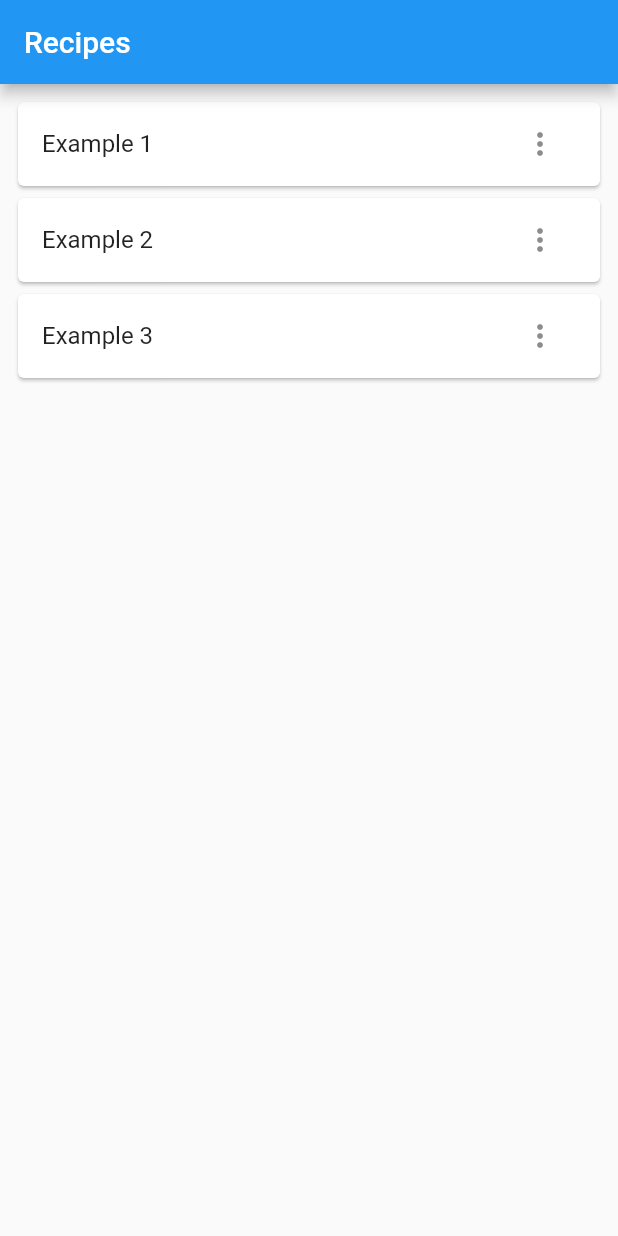
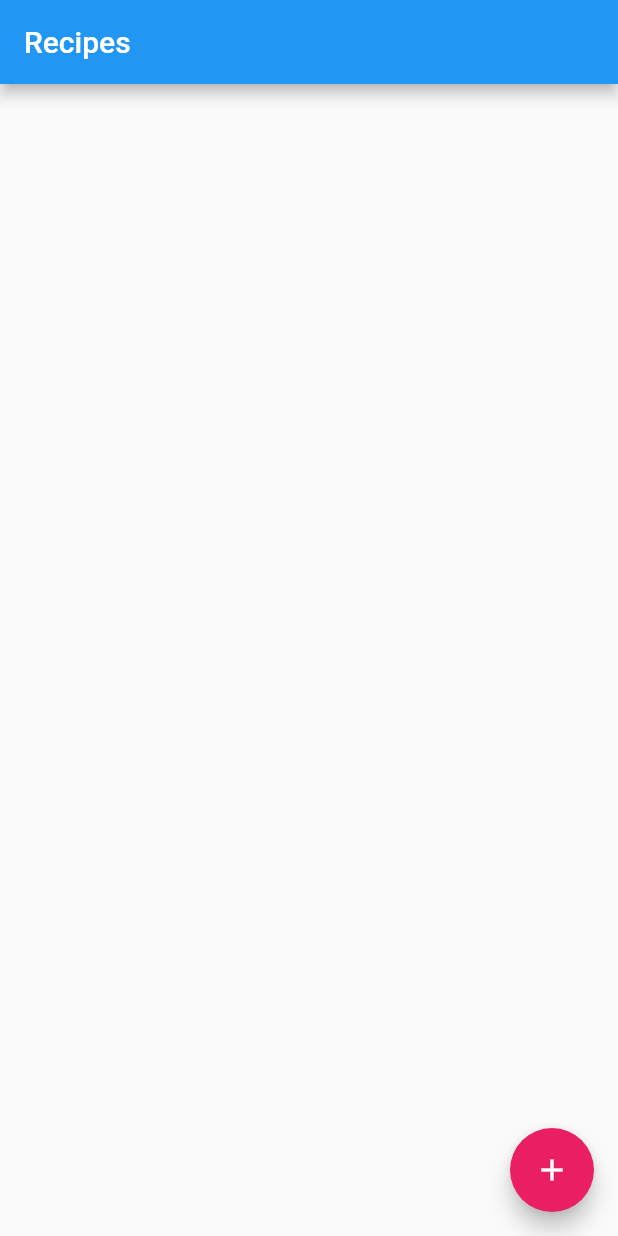
Before and after one commit to lassilaiho/recipe_manager, a Flutter app: the screen it shows after launch, on a phone screen of 412 x 824 dp. Run offline on Flutter 3.47's test engine with Material 2 defaults, Android fonts, the phone set to English and light mode, and no system bars.

Commit message:
Add support for adding recipes

```diff
--- a/lib/main.dart
+++ b/lib/main.dart
@@ -20,6 +20,7 @@ class MyApp extends StatelessWidget {
       title: 'Recipe Manager',
       theme: ThemeData(
         primarySwatch: Colors.blue,
+        accentColor: Colors.pink,
       ),
       home: RecipeView(),
     );
--- a/lib/recipe.dart
+++ b/lib/recipe.dart
@@ -11,45 +11,20 @@ class Recipe {
 
   const Recipe(
       {this.id, this.name, this.description, this.ingredients, this.steps});
+
+  Recipe withId(int value) => Recipe(
+        id: value,
+        name: name,
+        description: description,
+        ingredients: ingredients,
+        steps: steps,
+      );
 }
 
 class RecipeStore extends ChangeNotifier {
-  final _recipes = [
-    const Recipe(
-      id: 0,
-      name: 'Example 1',
-      description: 'An example recipe',
-      ingredients: [
-        'Ingredient 1',
-        'Ingredient 2',
-        'Ingredient 3',
-      ],
-      steps: 'Mix the ingredients',
-    ),
-    const Recipe(
-      id: 1,
-      name: 'Example 2',
-      description: 'An example recipe',
-      ingredients: [
-        'Ingredient 1',
-        'Ingredient 2',
-        'Ingredient 3',
-      ],
-      steps: 'Mix the ingredients',
-    ),
-    const Recipe(
-      id: 2,
-      name: 'Example 3',
-      description: 'An example recipe',
-      ingredients: [
-        'Ingredient 1',
-        'Ingredient 2',
-        'Ingredient 3',
-      ],
-      steps: 'Mix the ingredients',
-    ),
-  ];
+  final _recipes = <Recipe>[];
   final _recipesById = <int, Recipe>{};
+  var _idCounter = 0;
 
   UnmodifiableListView<Recipe> get recipes => UnmodifiableListView(_recipes);
 
@@ -71,4 +46,15 @@ class RecipeStore extends ChangeNotifier {
     }
     notifyListeners();
   }
+
+  Recipe addRecipe(Recipe recipe) {
+    final newRecipe = recipe.withId(_idCounter++);
+    _recipes.add(newRecipe);
+    _recipesById[newRecipe.id] = newRecipe;
+    notifyListeners();
+    return newRecipe;
+  }
+
+    notifyListeners();
+  }
 }
--- a/lib/recipe_details.dart
+++ b/lib/recipe_details.dart
@@ -44,8 +44,10 @@ class RecipeDetails extends StatelessWidget {
             return Column(
               crossAxisAlignment: CrossAxisAlignment.start,
               children: [
-                Text(recipe.name, style: textTheme.headline),
-                _padTop(Text(recipe.description)),
+                Text(recipe.name.isEmpty ? 'Unnamed recipe' : recipe.name,
+                    style: textTheme.headline),
+                if (recipe.description.isNotEmpty)
+                  _padTop(Text(recipe.description)),
                 _padTop(Text(
                   'Ingredients',
                   style: textTheme.headline,
--- a/lib/recipe_view.dart
+++ b/lib/recipe_view.dart
@@ -13,6 +13,7 @@ class RecipeView extends StatefulWidget {
 class _RecipeViewState extends State<RecipeView> {
   @override
   Widget build(BuildContext context) {
+    final addRecipe = Provider.of<RecipeStore>(context).addRecipe;
     return Scaffold(
       appBar: AppBar(
         title: const Text('Recipes'),
@@ -24,14 +25,16 @@ class _RecipeViewState extends State<RecipeView> {
                   .map((recipe) => Card(
                         key: Key(recipe.id.toString()),
                         child: ListTile(
-                          title: Text(recipe.name),
+                          title: Text(recipe.name.isEmpty
+                              ? 'Unnamed recipe'
+                              : recipe.name),
                           trailing: PopupMenuButton<int>(
                             icon: const Icon(Icons.more_vert),
                             itemBuilder: (context) => const [
                                   PopupMenuItem(
                                     value: 0,
                                     child: Text('Edit'),
-                                  )
+                                  ),
                                 ],
                             onSelected: (choice) {
                               switch (choice) {
@@ -62,6 +65,21 @@ class _RecipeViewState extends State<RecipeView> {
                   .toList(),
             ),
       ),
+      floatingActionButton: FloatingActionButton(
+        child: const Icon(Icons.add),
+        backgroundColor: Theme.of(context).accentColor,
+        onPressed: () {
+          Navigator.push<RecipeEditor>(
+            context,
+            MaterialPageRoute(
+              builder: (context) => RecipeEditor(
+                    initialRecipe: null,
+                    onEditFinished: addRecipe,
+                  ),
+            ),
+          );
+        },
+      ),
     );
   }
 }
```
Also changed, not shown: lib/recipe_editor.dart (+5 -5 lines).
